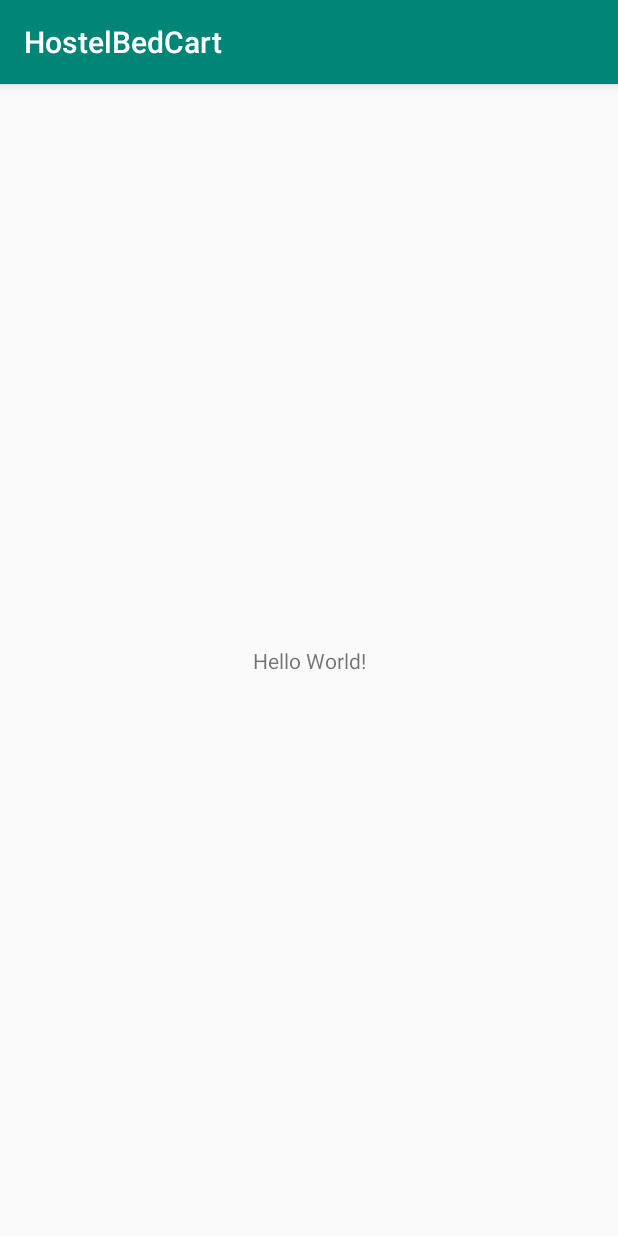
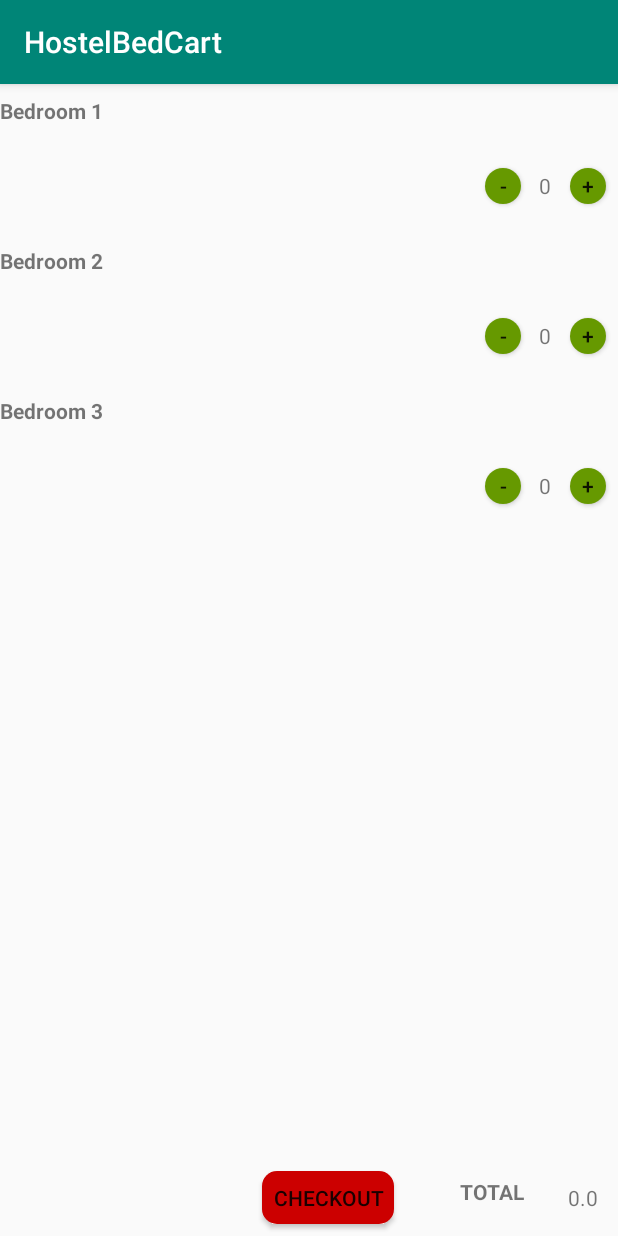
Before and after one commit to joncasagrande/hostelbedcart, an Android app: the screen it shows after launch (MainActivity), on a phone screen of 412 x 824 dp. Run offline under Robolectric (Android 15) with nearby library versions, the phone set to English and light mode, and no system bars; our stand-ins replace RxJava; 4 statements that could not run were skipped.

Commit message:
new features

```diff
--- a/app/build.gradle
+++ b/app/build.gradle
@@ -64,5 +64,6 @@ dependencies {
     implementation "org.koin:koin-android-scope:$koin_version"
     implementation "org.koin:koin-android-viewmodel:$koin_version"
     implementation "org.koin:koin-android-ext:$koin_version"
+    implementation 'androidx.recyclerview:recyclerview:1.0.0'
 
 }
--- a/app/src/main/java/com/jonathan/hostelbedcart/model/Bedroom.kt
+++ b/app/src/main/java/com/jonathan/hostelbedcart/model/Bedroom.kt
@@ -1,8 +1,18 @@
 package com.jonathan.hostelbedcart.model
 
-data class Bedroom(val beds : Int, val priceBed: Float){
+data class Bedroom(val name: String, val description: String, val beds : Int, val priceBed: Float, var selectedBed: Int = 0){
 
+    var bookedBeds: Int = 0
+        set(value){
+            if (value in 1..beds){
+            field = value
+            }
+        }
+
+    init {
+        bookedBeds = selectedBed
+    }
     fun totalPriceRoom(): Float = (priceBed * beds)
 
-    fun calculatePrice(numberOfBeds : Int):Float = (numberOfBeds * priceBed)
+    fun calculatePrice():Float = (bookedBeds * priceBed)
 }
--- /dev/null
+++ b/app/src/main/java/com/jonathan/hostelbedcart/view/BedroomFragment.kt
@@ -0,0 +1,16 @@
+package com.jonathan.hostelbedcart.view
+
+import android.os.Bundle
+import android.view.View
+import androidx.fragment.app.Fragment
+
+class BedroomFragment() : Fragment() {
+
+    override fun onCreate(savedInstanceState: Bundle?) {
+        super.onCreate(savedInstanceState)
+    }
+
+    override fun onViewCreated(view: View, savedInstanceState: Bundle?) {
+        super.onViewCreated(view, savedInstanceState)
+    }
+}
--- a/app/src/main/java/com/jonathan/hostelbedcart/view/MainActivity.kt
+++ b/app/src/main/java/com/jonathan/hostelbedcart/view/MainActivity.kt
@@ -1,19 +1,39 @@
 package com.jonathan.hostelbedcart.view
 
+import android.os.Bundle
 import androidx.appcompat.app.AppCompatActivity
-import android.os.Bundle
-import com.jonathan.hostelbedcart.R
+import androidx.lifecycle.Observer
+import androidx.recyclerview.widget.LinearLayoutManager
+import com.jonathan.hostelbedcart.view.adapter.BedroomAdapter
 import com.jonathan.hostelbedcart.viewmodel.MainActivityViewModel
-import org.koin.android.ext.android.inject
+import kotlinx.android.synthetic.main.activity_main.*
 import org.koin.android.viewmodel.ext.android.getViewModel
+
+
 
 class MainActivity : AppCompatActivity() {
 
     lateinit var mainActivityViewModel : MainActivityViewModel
+
     override fun onCreate(savedInstanceState: Bundle?) {
         super.onCreate(savedInstanceState)
-        setContentView(R.layout.activity_main)
+        setContentView(com.jonathan.hostelbedcart.R.layout.activity_main)
         mainActivityViewModel = getViewModel()
         mainActivityViewModel.getExchangeRate()
+
+        val resultObserver = object : Observer<String> {
+            override fun onChanged(result: String) {
+                tvPriceTotal.text = result
+            }
+        }
+
+        mainActivityViewModel.getTotalPrice().observe(this, resultObserver)
+
+        rvroom.layoutManager = LinearLayoutManager(this)
+        rvroom.adapter = BedroomAdapter(mainActivityViewModel.bedroomList)
     }
+
+
+
+
 }
--- /dev/null
+++ b/app/src/main/java/com/jonathan/hostelbedcart/view/adapter/BedroomAdapter.kt
@@ -0,0 +1,48 @@
+package com.jonathan.hostelbedcart.view.adapter
+
+import android.view.LayoutInflater
+import android.view.View
+import android.view.ViewGroup
+import androidx.recyclerview.widget.RecyclerView
+import com.jonathan.hostelbedcart.R
+import com.jonathan.hostelbedcart.model.Bedroom
+import kotlinx.android.synthetic.main.row_item.view.*
+
+class BedroomAdapter(val data: List<Bedroom>) : RecyclerView.Adapter<BedroomAdapter.BedroomViewHolder>() {
+
+    override fun onCreateViewHolder(parent: ViewGroup, viewType: Int): BedroomViewHolder {
+        return BedroomViewHolder(
+            LayoutInflater.from(parent.context)
+                .inflate(R.layout.row_item, parent, false)
+        )
+    }
+
+    override fun getItemCount() = data.size
+
+    override fun onBindViewHolder(holder: BedroomViewHolder, position: Int) = holder.bind(data[position])
+
+
+    class BedroomViewHolder(itemView: View) : RecyclerView.ViewHolder(itemView) {
+        fun bind(item: Bedroom) = with(itemView) {
+            tvBedroom.text = item.name
+
+            btnAdd.setOnClickListener{
+                if(item.bookedBeds <= item.beds){
+                    item.bookedBeds++
+                    tvBed.text = item.bookedBeds.toString()
+                }
+            }
+
+            btnRemove.setOnClickListener{
+                if(item.bookedBeds >= 0){
+                    item.bookedBeds--
+                    tvBed.text = item.bookedBeds.toString()
+                }
+            }
+
+            setOnClickListener {
+
+            }
+        }
+    }
+}
--- a/app/src/main/java/com/jonathan/hostelbedcart/viewmodel/MainActivityViewModel.kt
+++ b/app/src/main/java/com/jonathan/hostelbedcart/viewmodel/MainActivityViewModel.kt
@@ -1,15 +1,40 @@
 package com.jonathan.hostelbedcart.viewmodel
 
 import android.util.Log
+import androidx.lifecycle.MutableLiveData
 import androidx.lifecycle.ViewModel
+import com.jonathan.hostelbedcart.model.Bedroom
 import com.jonathan.hostelbedcart.model.Exchange
+import com.jonathan.hostelbedcart.rest.api.ExchangeRateAPI
 import com.jonathan.hostelbedcart.rest.repository.ExchangeRateImpl
-import com.jonathan.hostelbedcart.rest.api.ExchangeRateAPI
 
 class MainActivityViewModel :ViewModel(){
 
     var dollarCurrency : Float = 1.0F
+    lateinit var bedroomList: List<Bedroom>
 
+    val totalLiveData : MutableLiveData<String> = MutableLiveData()
+
+
+    private fun createBedrooms():List<Bedroom>{
+        bedroomList = listOf(
+            Bedroom("Bedroom 1","",6,17.56F),
+            Bedroom("Bedroom 2","",8,14.50F),
+            Bedroom("Bedroom 3","",12,12.01F)
+        )
+        return bedroomList
+    }
+
+    fun getTotalPrice():MutableLiveData<String>{
+        var totalPrice: Float = 0F
+        bedroomList = createBedrooms()
+        bedroomList.forEach { totalPrice = totalPrice + it.calculatePrice() }
+
+        totalLiveData.value = calculatetotalPriceInDollar(totalPrice).toString()
+        return totalLiveData
+    }
+
+    private fun calculatetotalPriceInDollar(totalPrice: Float) = dollarCurrency * totalPrice
 
 
     fun getExchangeRate(){
--- /dev/null
+++ b/app/src/main/res/drawable/checkout_drawable.xml
@@ -0,0 +1,6 @@
+<?xml version="1.0" encoding="utf-8"?>
+<shape android:shape="rectangle"
+        xmlns:android="http://schemas.android.com/apk/res/android">
+    <solid android:color="@android:color/holo_red_dark"/>
+    <corners android:radius="10dp"/>
+</shape>
--- /dev/null
+++ b/app/src/main/res/drawable/circle_drawable.xml
@@ -0,0 +1,4 @@
+<?xml version="1.0" encoding="utf-8"?>
+<shape android:shape="oval" xmlns:android="http://schemas.android.com/apk/res/android">
+    <solid android:color="@android:color/holo_green_dark"/>
+</shape>
--- a/app/src/main/res/layout/activity_main.xml
+++ b/app/src/main/res/layout/activity_main.xml
@@ -6,14 +6,40 @@
         android:layout_width="match_parent"
         android:layout_height="match_parent"
         tools:context=".view.MainActivity">
-
+    <androidx.recyclerview.widget.RecyclerView
+            android:id="@+id/rvroom"
+            android:layout_width="match_parent"
+            android:layout_height="0dp"
+            app:layout_constraintBottom_toTopOf="@+id/tvPriceTotal" app:layout_constraintStart_toStartOf="parent"
+            app:layout_constraintEnd_toEndOf="parent" app:layout_constraintTop_toTopOf="parent"
+            android:layout_marginBottom="8dp"/>
     <TextView
+            android:text="TextView"
             android:layout_width="wrap_content"
             android:layout_height="wrap_content"
-            android:text="Hello World!"
-            app:layout_constraintBottom_toBottomOf="parent"
-            app:layout_constraintLeft_toLeftOf="parent"
-            app:layout_constraintRight_toRightOf="parent"
-            app:layout_constraintTop_toTopOf="parent"/>
-
+            android:id="@+id/tvPriceTotal" app:layout_constraintEnd_toEndOf="parent"
+            app:layout_constraintBottom_toBottomOf="parent" android:layout_marginBottom="16dp"
+            android:layout_marginTop="8dp" app:layout_constraintTop_toBottomOf="@+id/rvroom"
+            app:layout_constraintStart_toEndOf="@+id/tvTotal" android:layout_marginStart="7dp"/>
+    <TextView
+            android:id="@+id/tvTotal"
+            android:text="@string/total"
+            android:textStyle="bold"
+            android:layout_width="wrap_content"
+            android:layout_height="wrap_content"
+            app:layout_constraintEnd_toStartOf="@id/tvPriceTotal" android:layout_marginEnd="8dp"
+            app:layout_constraintTop_toBottomOf="@+id/rvroom" android:layout_marginBottom="8dp"
+            app:layout_constraintBottom_toBottomOf="parent" app:layout_constraintStart_toStartOf="parent"
+            android:layout_marginStart="293dp"/>
+    <Button
+            android:text="@string/checkout"
+            android:layout_width="wrap_content"
+            android:layout_height="0dp"
+            android:background="@drawable/checkout_drawable"
+            android:id="@+id/button"
+            app:layout_constraintTop_toBottomOf="@+id/rvroom" app:layout_constraintEnd_toStartOf="@+id/tvTotal"
+            android:layout_marginEnd="44dp" app:layout_constraintStart_toStartOf="parent"
+            android:layout_marginStart="161dp" app:layout_constraintBottom_toBottomOf="parent"
+            android:layout_marginBottom="8dp" app:layout_constraintHorizontal_bias="1.0"
+            app:layout_constraintVertical_bias="0.0" android:layout_marginTop="8dp"/>
 </androidx.constraintlayout.widget.ConstraintLayout>
--- /dev/null
+++ b/app/src/main/res/layout/row_item.xml
@@ -0,0 +1,57 @@
+<?xml version="1.0" encoding="utf-8"?>
+<androidx.constraintlayout.widget.ConstraintLayout
+        xmlns:android="http://schemas.android.com/apk/res/android"
+        xmlns:app="http://schemas.android.com/apk/res-auto"
+        android:layout_width="match_parent"
+        android:layout_height="100dp">
+
+    <TextView
+            android:layout_width="match_parent"
+            android:layout_height="wrap_content"
+            android:id="@+id/tvBedroom"
+            android:textStyle="bold"
+            android:textSize="14sp"
+            android:layout_marginTop="8dp"
+            app:layout_constraintTop_toTopOf="parent"
+            app:layout_constraintStart_toStartOf="parent"
+            app:layout_constraintBottom_toBottomOf="parent" app:layout_constraintVertical_bias="0.0"/>
+    <Button
+            android:text="+"
+            android:layout_width="24dp"
+            android:layout_height="24dp"
+            android:id="@+id/btnAdd"
+            android:background="@drawable/circle_drawable"
+            android:layout_marginTop="8dp"
+            android:layout_marginEnd="8dp"
+            android:layout_marginBottom="0dp"
+            app:layout_constraintTop_toBottomOf="@+id/tvBedroom"
+            app:layout_constraintEnd_toEndOf="parent"
+            app:layout_constraintStart_toEndOf="@+id/tvBed"
+            app:layout_constraintBottom_toBottomOf="parent"/>
+    <Button
+            android:text="-"
+            android:layout_width="24dp"
+            android:layout_height="24dp"
+            android:id="@+id/btnRemove"
+            android:layout_marginTop="8dp"
+            android:background="@drawable/circle_drawable"
+            android:layout_marginStart="323dp"
+            android:layout_marginBottom="0dp"
+            app:layout_constraintTop_toBottomOf="@+id/tvBedroom"
+            app:layout_constraintStart_toStartOf="parent"
+            app:layout_constraintEnd_toStartOf="@+id/tvBed"
+            app:layout_constraintBottom_toBottomOf="parent"/>
+    <TextView
+            android:text="0"
+            android:layout_width="0dp"
+            android:layout_height="wrap_content"
+            android:id="@+id/tvBed"
+            android:textAlignment="center"
+            android:layout_marginTop="8dp"
+            android:layout_marginBottom="0dp"
+            app:layout_constraintEnd_toStartOf="@+id/btnAdd"
+            app:layout_constraintStart_toEndOf="@+id/btnRemove"
+            app:layout_constraintTop_toBottomOf="@+id/tvBedroom"
+            app:layout_constraintHorizontal_bias="0.511"
+            app:layout_constraintBottom_toBottomOf="parent"/>
+</androidx.constraintlayout.widget.ConstraintLayout>
--- a/app/src/main/res/values/strings.xml
+++ b/app/src/main/res/values/strings.xml
@@ -1,3 +1,5 @@
 <resources>
     <string name="app_name">HostelBedCart</string>
+    <string name="checkout">Checkout</string>
+    <string name="total">TOTAL</string>
 </resources>
```
